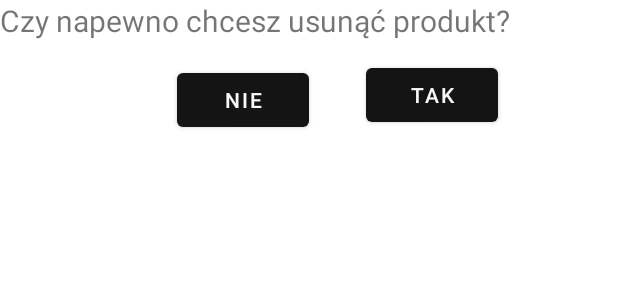
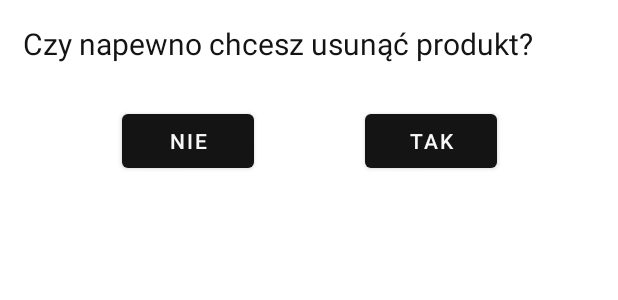
Before and after one commit to Mroxny/MyFridge, an Android app: the layout remove_product_dialog_layout.xml on its own in the app's theme, with its tools: preview values and no code run, on a phone screen of 412 x 824 dp. Shown: the top 300 px of the screen. Run offline under Robolectric (Android 15) with nearby library versions, the phone set to English and light mode, and no system bars.

Commit message:
Update 29.10.2021
- fixed deleting products
- better look
- fixed multi icon issue

```diff
--- a/app/src/main/AndroidManifest.xml
+++ b/app/src/main/AndroidManifest.xml
@@ -17,11 +17,6 @@
             </intent-filter>
         </activity>
         <activity android:name=".MainActivity">
-            <intent-filter>
-                <action android:name="android.intent.action.MAIN" />
-
-                <category android:name="android.intent.category.LAUNCHER" />
-            </intent-filter>
         </activity>
     </application>
 
--- a/app/src/main/java/com/mroxny/myfridge/ProductAdapter.java
+++ b/app/src/main/java/com/mroxny/myfridge/ProductAdapter.java
@@ -93,6 +93,8 @@ public class ProductAdapter extends RecyclerView.Adapter<ProductAdapter.ProductV
                 else{
                     MainActivity ma = (MainActivity) context;
                     ma.deleteProduct(pos);
+                    currentItem.setAmount(0);
+                    holder.amount.setText(String.valueOf(currentItem.getAmount()));
                 }
 
             }
--- a/app/src/main/res/layout/activity_main.xml
+++ b/app/src/main/res/layout/activity_main.xml
@@ -22,7 +22,7 @@
         android:gravity="center"
         android:text="Brak Produktów"
         android:textColor="?attr/colorSecondary"
-        android:textSize="75sp"
+        android:textSize="40sp"
         android:visibility="gone"
         app:layout_constraintBottom_toBottomOf="parent"
         app:layout_constraintEnd_toEndOf="parent"
--- a/app/src/main/res/layout/remove_product_dialog_layout.xml
+++ b/app/src/main/res/layout/remove_product_dialog_layout.xml
@@ -10,6 +10,8 @@
         android:layout_height="wrap_content"
         android:text="Czy napewno chcesz usunąć produkt?"
         android:textSize="20sp"
+        android:textColor="?attr/colorSecondary"
+        android:padding="15dp"
         app:layout_constraintEnd_toEndOf="parent"
         app:layout_constraintStart_toStartOf="parent"
         app:layout_constraintTop_toTopOf="parent" />
@@ -19,19 +21,20 @@
         android:layout_width="wrap_content"
         android:layout_height="wrap_content"
         android:layout_marginTop="12dp"
-        android:layout_marginEnd="80dp"
         android:text="tak"
         app:layout_constraintEnd_toEndOf="parent"
+        app:layout_constraintHorizontal_bias="0.75"
+        app:layout_constraintStart_toStartOf="parent"
         app:layout_constraintTop_toBottomOf="@+id/textView3" />
 
     <Button
         android:id="@+id/button_no"
         android:layout_width="wrap_content"
         android:layout_height="wrap_content"
-        android:layout_marginStart="80dp"
-        android:layout_marginTop="15dp"
+        android:layout_marginTop="12dp"
         android:text="nie"
-        app:layout_constraintEnd_toStartOf="@+id/button_yes"
+        app:layout_constraintEnd_toEndOf="parent"
+        app:layout_constraintHorizontal_bias="0.25"
         app:layout_constraintStart_toStartOf="parent"
         app:layout_constraintTop_toBottomOf="@+id/textView3" />
 </androidx.constraintlayout.widget.ConstraintLayout>
```
Also changed, not shown: app/src/main/java/com/mroxny/myfridge/MainActivity.java (+8 -1 lines).
